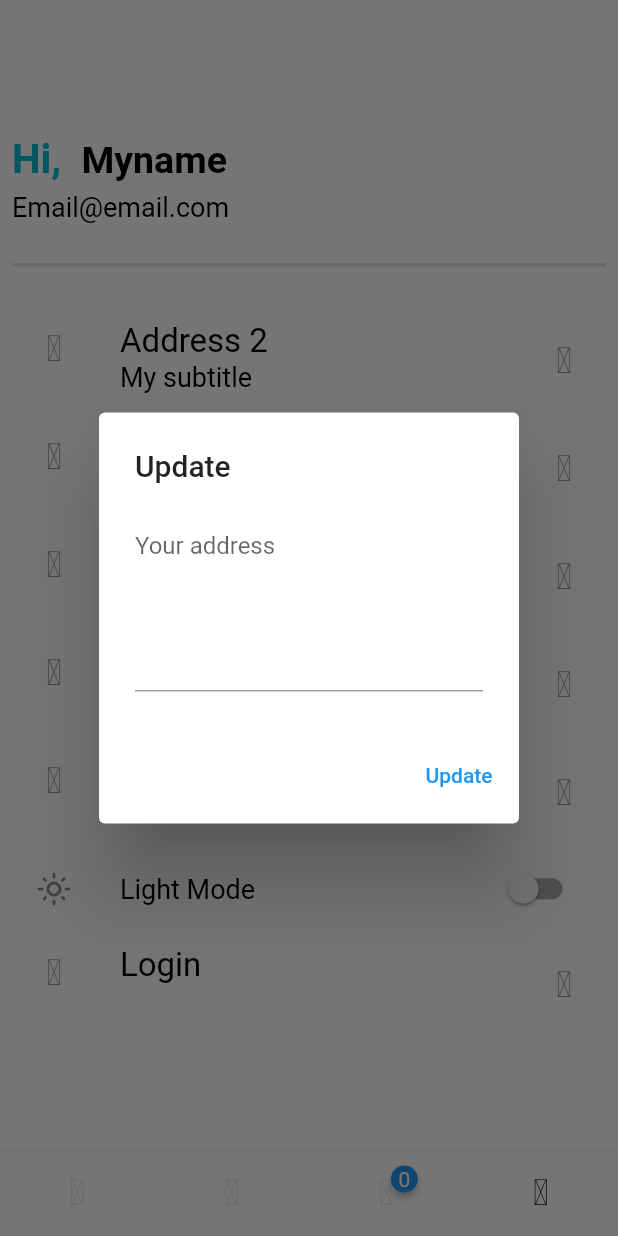
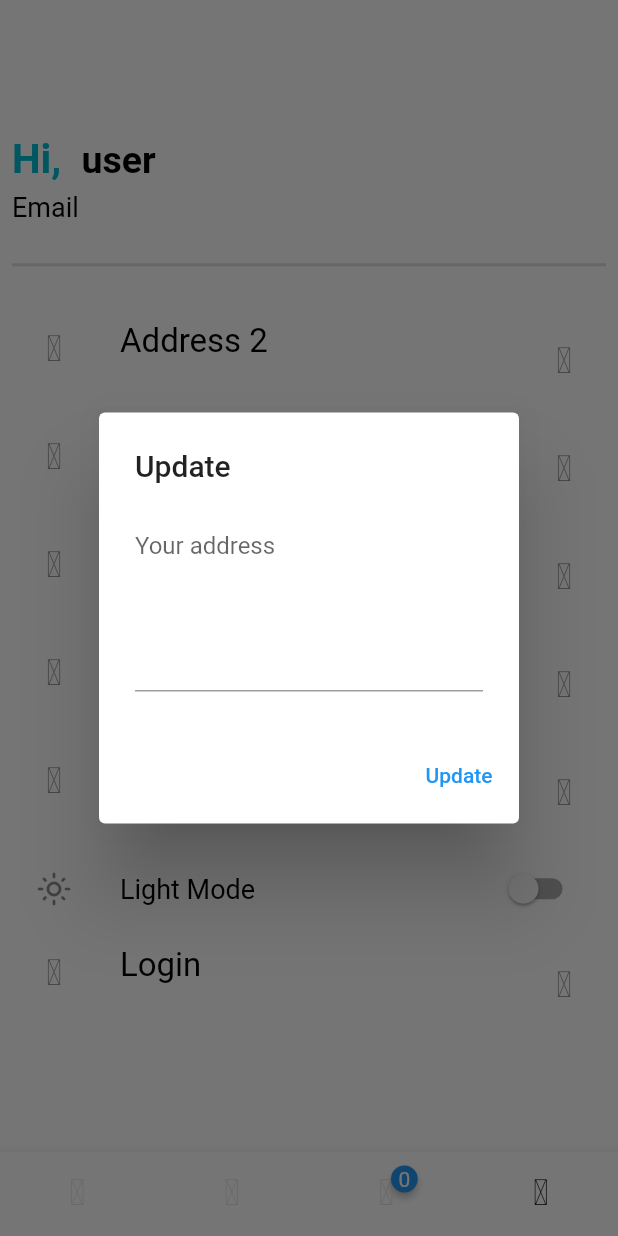
Before and after one commit to Ridhorezi/Desayur, a Flutter app: the screen it shows after launch, item 4 of the bottom bar chosen, after a tap on "Address 2", on a phone screen of 412 x 824 dp. Run offline on Flutter 3.47's test engine with Material 2 defaults, Android fonts, the phone set to English and light mode, and no system bars; drawn by our look-alikes of badges; our stand-ins replace card_swiper, cloud_firestore, fancy_shimmer_image, firebase_auth, firebase_core, flutter_iconly and 4 more; accounts and stored records are empty; statements that could not run were skipped.

Commit message:
Fecth information user and update user address firebase

```diff
--- a/lib/screens/user.dart
+++ b/lib/screens/user.dart
@@ -1,7 +1,9 @@
+import 'package:cloud_firestore/cloud_firestore.dart';
 import 'package:desayur/consts/firebase_consts.dart';
 import 'package:desayur/provider/dark_theme_provider.dart';
 import 'package:desayur/screens/auth/forget_pass.dart';
 import 'package:desayur/screens/auth/login.dart';
+import 'package:desayur/screens/loading_manager.dart';
 import 'package:desayur/screens/orders/orders_screen.dart';
 import 'package:desayur/screens/viewed_recently/viewed_recently.dart';
 import 'package:desayur/screens/wishlist/wishlist_screen.dart';
@@ -23,13 +25,64 @@ class UserScreen extends StatefulWidget {
 class _UserScreenState extends State<UserScreen> {
   final TextEditingController _addressTextController =
       TextEditingController(text: "");
+
   @override
   void dispose() {
     _addressTextController.dispose();
     super.dispose();
   }
 
+  String? _email;
+  String? _name;
+  String? address;
+
+  bool _isLoading = true;
+
   final User? user = authInstance.currentUser;
+
+  @override
+  void initState() {
+    getUserData();
+    super.initState();
+  }
+
+  Future<void> getUserData() async {
+    setState(() {
+      _isLoading = true;
+    });
+    if (user == null) {
+      setState(() {
+        _isLoading = false;
+      });
+      return;
+    }
+    try {
+      // ignore: no_leading_underscores_for_local_identifiers
+      String _uid = user!.uid;
+
+      final DocumentSnapshot userDoc =
+          await FirebaseFirestore.instance.collection('users').doc(_uid).get();
+
+      // ignore: unnecessary_null_comparison
+      if (userDoc == null) {
+        return;
+      } else {
+        _email = userDoc.get('email');
+        _name = userDoc.get('name');
+        address = userDoc.get('shipping-address');
+        _addressTextController.text = userDoc.get('shipping-address');
+      }
+    } catch (error) {
+      setState(() {
+        _isLoading = false;
+      });
+      GlobalMethods.errorDialog(subtitle: '$error', context: context);
+    } finally {
+      setState(() {
+        _isLoading = false;
+      });
+    }
+  }
 
   @override
   Widget build(BuildContext context) {
@@ -38,7 +91,9 @@ class _UserScreenState extends State<UserScreen> {
     final Color color = themeState.getDarkTheme ? Colors.white : Colors.black;
 
     return Scaffold(
-      body: Center(
+      body: LoadingManager(
+        isLoading: _isLoading,
+        child: Center(
           child: SingleChildScrollView(
             child: Padding(
               padding: const EdgeInsets.all(8.0),
@@ -59,7 +114,8 @@ class _UserScreenState extends State<UserScreen> {
                       ),
                       children: <TextSpan>[
                         TextSpan(
-                        text: 'Myname',
+                          // ignore: prefer_if_null_operators
+                          text: _name == null ? 'user' : _name,
                           style: TextStyle(
                             color: color,
                             fontSize: 25,
@@ -78,7 +134,7 @@ class _UserScreenState extends State<UserScreen> {
                     height: 5,
                   ),
                   TextWidget(
-                  text: 'Email@email.com',
+                    text: _email == null ? 'Email' : _email!,
                     color: color,
                     textsize: 18,
                     // isTitle: true,
@@ -94,7 +150,7 @@ class _UserScreenState extends State<UserScreen> {
                   ),
                   _listTiles(
                     title: 'Address 2',
-                  subtitle: 'My subtitle',
+                    subtitle: address,
                     icon: IconlyLight.activity,
                     onPressed: () async {
                       await _showAddressDialog();
@@ -143,8 +199,9 @@ class _UserScreenState extends State<UserScreen> {
                   ),
                   SwitchListTile(
                       title: TextWidget(
-                      text:
-                          themeState.getDarkTheme ? 'Dark Mode' : 'Light Mode',
+                        text: themeState.getDarkTheme
+                            ? 'Dark Mode'
+                            : 'Light Mode',
                         color: color,
                         textsize: 18,
                         // isTitle: true,
@@ -191,6 +248,7 @@ class _UserScreenState extends State<UserScreen> {
             ),
           ),
         ),
+      ),
     );
   }
 
@@ -211,7 +269,26 @@ class _UserScreenState extends State<UserScreen> {
           ),
           actions: [
             TextButton(
-              onPressed: () {},
+              onPressed: () async {
+                // ignore: no_leading_underscores_for_local_identifiers
+                String _uid = user!.uid;
+                try {
+                  await FirebaseFirestore.instance
+                      .collection('users')
+                      .doc(_uid)
+                      .update({
+                    'shipping-address': _addressTextController.text,
+                  });
+                  // ignore: use_build_context_synchronously
+                  Navigator.pop(context);
+                  setState(() {
+                    address = _addressTextController.text;
+                  });
+                } catch (error) {
+                  GlobalMethods.errorDialog(
+                      subtitle: error.toString(), context: context);
+                }
+              },
               child: const Text('Update'),
             ),
           ],
```
Lines whose indentation alone changed are shown as unchanged.
